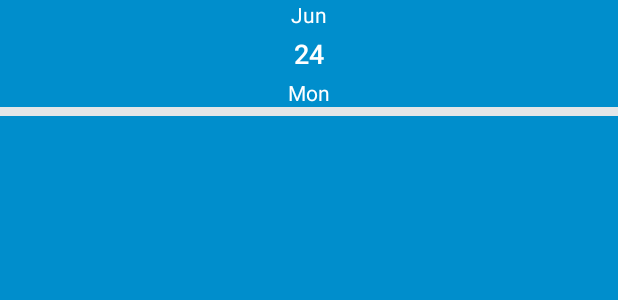
After one commit to fatwaabdusyukur/Monu, an Android app: the layout daily_calendar_day.xml on its own in the app's theme, with its tools: preview values and no code run, on a phone screen of 412 x 824 dp. The commit adds this screen. Shown: the top 300 px of the screen. Run offline under Robolectric (Android 15) with nearby library versions, the phone set to English and light mode, and no system bars.

Commit message:
Membuat tampilan baru untuk halaman daily

```diff
--- a/app/build.gradle
+++ b/app/build.gradle
@@ -34,6 +34,8 @@ android {
     }
 
     compileOptions {
+        coreLibraryDesugaringEnabled true
+
         sourceCompatibility JavaVersion.VERSION_1_8
         targetCompatibility JavaVersion.VERSION_1_8
     }
@@ -54,6 +56,7 @@ dependencies {
     implementation 'androidx.navigation:navigation-fragment-ktx:2.3.5'
     implementation 'androidx.navigation:navigation-ui-ktx:2.3.5'
     implementation 'androidx.preference:preference-ktx:1.1.1'
+    coreLibraryDesugaring 'com.android.tools:desugar_jdk_libs:1.1.5'
 
     // glide
     implementation 'com.github.bumptech.glide:glide:4.12.0'
@@ -75,7 +78,7 @@ dependencies {
     // Custom View
     implementation 'com.akexorcist:round-corner-progress-bar:2.1.2'
     implementation 'com.mikhaellopez:circularprogressbar:3.1.0'
-
+    implementation 'com.github.kizitonwose:CalendarView:1.0.4'
 
     // paging
     implementation 'androidx.paging:paging-runtime-ktx:2.1.2'
--- /dev/null
+++ b/app/src/main/res/layout/daily_calendar_day.xml
@@ -0,0 +1,58 @@
+<?xml version="1.0" encoding="utf-8"?>
+<FrameLayout xmlns:android="http://schemas.android.com/apk/res/android"
+    android:layout_width="match_parent"
+    android:layout_height="match_parent"
+    xmlns:tools="http://schemas.android.com/tools"
+    android:background="?attr/selectableItemBackground"
+    tools:background="@color/colorPrimary">
+
+
+    <LinearLayout
+        android:orientation="vertical"
+        android:layout_width="match_parent"
+        android:layout_height="wrap_content">
+
+            <TextView
+                android:id="@+id/month_text"
+                android:layout_width="match_parent"
+                android:layout_height="wrap_content"
+                android:layout_gravity="center"
+                android:gravity="center"
+                android:textColor="@color/white"
+                android:textSize="14sp"
+                tools:text="Jun" />
+
+            <TextView
+                android:id="@+id/date_text"
+                android:layout_width="match_parent"
+                android:layout_height="wrap_content"
+                android:layout_marginTop="4dp"
+                android:fontFamily="sans-serif-medium"
+                android:gravity="center"
+                android:textColor="@color/white"
+                android:textSize="18sp"
+                tools:text="24" />
+
+            <TextView
+                android:id="@+id/day_text"
+                android:layout_width="match_parent"
+                android:layout_height="wrap_content"
+                android:layout_gravity="center"
+                android:layout_marginTop="4dp"
+                android:gravity="center"
+                android:textColor="@color/white"
+                android:textSize="14sp"
+                tools:text="Mon" />
+
+        <View
+            android:id="@+id/exSevenSelectedView"
+            android:layout_width="match_parent"
+            android:layout_height="6dp"
+            android:layout_gravity="bottom"
+            android:background="@color/salmon" />
+
+    </LinearLayout>
+
+
+
+</FrameLayout>
--- a/build.gradle
+++ b/build.gradle
@@ -18,6 +18,7 @@ allprojects {
     repositories {
         google()
         mavenCentral()
+        maven { url 'https://jitpack.io' }
     }
 }
 
--- a/gradle.properties
+++ b/gradle.properties
@@ -17,3 +17,4 @@ org.gradle.jvmargs=-Xmx2048m -Dfile.encoding=UTF-8
 android.useAndroidX=true
 # Kotlin code style for this project: "official" or "obsolete":
 kotlin.code.style=official
+android.enableJetifier=true
```
Also changed, not shown: app/src/main/java/com/capstone/monu/ui/daily/DailyFragment.kt (+106 -34 lines), app/src/main/java/com/capstone/monu/ui/daily/DailyViewModel.kt (+13 -10 lines), app/src/main/java/com/capstone/monu/ui/detail/DetailDailyActivity.kt (deleted, +0 -65 lines), app/src/main/res/layout/activity_detail_daily.xml (deleted, +0 -53 lines), app/src/main/res/layout/detail_daliy.xml (renamed from app/src/main/res/layout/card_calories.xml, +37 -20 lines), app/src/main/res/layout/fragment_daily.xml (+40 -45 lines).
